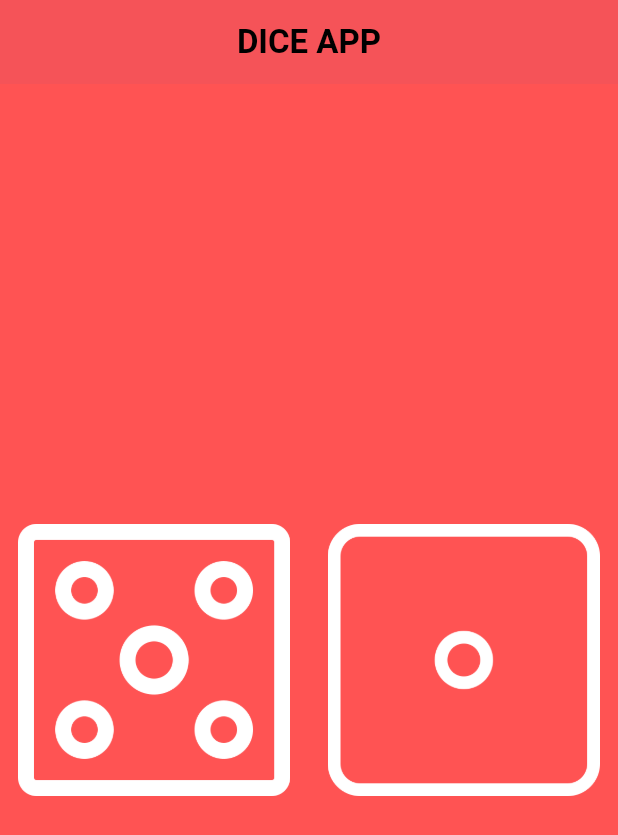
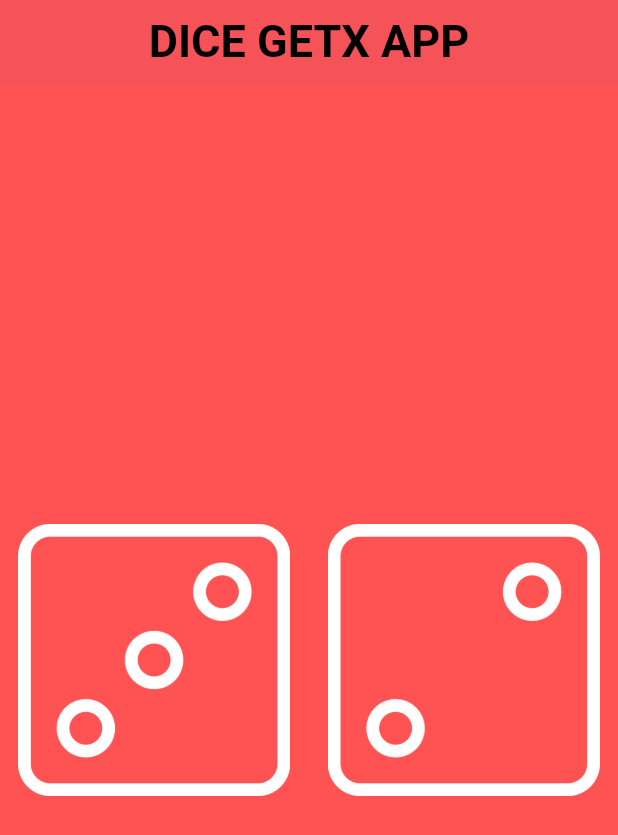
Before and after one commit to Nadyr86/dice-app, a Flutter app: the screen it shows after launch, on a phone screen of 412 x 824 dp. Shown: the top 835 px of the screen. Run offline on Flutter 3.47's test engine with Material 3 defaults, Android fonts, the phone set to English and light mode, and no system bars; our stand-ins replace get.

Commit message:
refactored, GetX

```diff
--- /dev/null
+++ b/lib/constants/colors/app_colors.dart
@@ -0,0 +1,8 @@
+import 'package:flutter/material.dart';
+
+class AppColors {
+  static const Color yellow = Color(0xffFF5353);
+  static const Color goldDark = Color(0xff352b0a);
+  static const Color white = Color(0xffffffff);
+  static const Color black = Color(0xff000000);
+}
--- /dev/null
+++ b/lib/constants/text_styles/app_text_styles.dart
@@ -0,0 +1,10 @@
+import 'package:dice_app/constants/colors/app_colors.dart';
+import 'package:flutter/material.dart';
+
+class AppTextStyles {
+  static const TextStyle appBarrTitle = TextStyle(
+    color: AppColors.black,
+    fontSize: 30.0,
+    fontWeight: FontWeight.bold,
+  );
+}
--- /dev/null
+++ b/lib/data/getx_data/controllers/dice_controllers.dart
@@ -0,0 +1,15 @@
+import 'dart:developer' as dev;
+
+import 'package:dice_app/data/repo/math_repo.dart';
+import 'package:get/get.dart';
+
+class DiceController extends GetxController {
+  RxInt leftNumber = 2.obs;
+  RxInt rightNumber = 3.obs;
+  RxInt count = 5.obs;
+
+  void getRandomNumber() {
+    leftNumber.value = MathRepo.getRandomNumber();
+    rightNumber.value = MathRepo.getRandomNumber();
+  }
+}
--- /dev/null
+++ b/lib/data/repo/math_repo.dart
@@ -0,0 +1,7 @@
+import 'package:dice_app/data/services/math_service.dart';
+
+class MathRepo {
+  static int getRandomNumber() {
+    return MathService.getRandomNumber();
+  }
+}
--- a/lib/home_page.dart
+++ /dev/null
@@ -1,73 +0,0 @@
-import 'dart:math';
-
-import 'package:flutter/material.dart';
-
-class HomePage extends StatefulWidget {
-  const HomePage({Key? key}) : super(key: key);
-
-  @override
-  _HomePageState createState() => _HomePageState();
-}
-
-class _HomePageState extends State<HomePage> {
-
-  int solNomer = 1;
-  int onNomer = 5;
-  Random random = Random();
-
-  void ozgort() {
-    setState(() {});
-    solNomer = random.nextInt(6) + 1;
-    onNomer = random.nextInt(6) + 1;
-  }
-
-  @override
-  Widget build(BuildContext context) {
-    return Scaffold(
-      backgroundColor: const Color(0xffFF5353),
-      appBar: AppBar(
-        backgroundColor: const Color(0xffFF5353),
-        title: Text(
-          'Dice app'.toUpperCase(),
-          style: const TextStyle(
-            color: Colors.black,
-            fontWeight: FontWeight.bold,
-          ),
-        ),
-        centerTitle: true,
-        elevation: 2,
-      ),
-      body: Center(
-        child: Padding(
-          padding: const EdgeInsets.symmetric(horizontal: 12.0),
-          child: Row(
-            children: [
-              Expanded(
-                child: InkWell(
-                  onTap: ozgort,
-                  child: Image.asset(
-                    'assets/images/dice_$onNomer.png',
-                    color: Colors.white,
-                  ),
-                ),
-              ),
-              const SizedBox(
-                width: 25,
-              ),
-              Expanded(
-                  child: InkWell(
-                onTap: () {
-                  ozgort();
-                },
-                child: Image.asset(
-                  'assets/images/dice_$solNomer.png',
-                  color: Colors.white,
-                ),
-              ))
-            ],
-          ),
-        ),
-      ),
-    );
-  }
-}
--- a/lib/main.dart
+++ b/lib/main.dart
@@ -1,5 +1,6 @@
-import 'package:dice_app/home_page.dart';
+import 'package:dice_app/pages/dice_getx_page.dart';
 import 'package:flutter/material.dart';
+import 'package:get/get.dart';
 
 void main() {
   runApp(const MyApp());
@@ -11,10 +12,9 @@ class MyApp extends StatelessWidget {
   // This widget is the root of your application.
   @override
   Widget build(BuildContext context) {
-    return const MaterialApp(
-       debugShowCheckedModeBanner: false,
-
-      home: const HomePage(),
+    return  GetMaterialApp(
+      debugShowCheckedModeBanner: false,
+      home: DiceGetxPage(),
     );
   }
 }
--- /dev/null
+++ b/lib/pages/dice_getx_page.dart
@@ -0,0 +1,35 @@
+import 'package:dice_app/constants/colors/app_colors.dart';
+import 'package:dice_app/constants/text_styles/app_text_styles.dart';
+import 'package:dice_app/data/getx_data/controllers/dice_controllers.dart';
+import 'package:dice_app/widgets/dice_page_content.dart';
+import 'package:flutter/material.dart';
+import 'package:get/get.dart';
+
+class DiceGetxPage extends StatelessWidget {
+  DiceGetxPage({Key? key}) : super(key: key);
+
+  final DiceController _diceController = Get.put(DiceController());
+
+  @override
+  Widget build(BuildContext context) {
+    return Scaffold(
+      backgroundColor: AppColors.yellow,
+      appBar: AppBar(
+        backgroundColor: AppColors.yellow,
+        title: Text(
+          'Dice GetX app'.toUpperCase(),
+          style: AppTextStyles.appBarrTitle,
+        ),
+        centerTitle: true,
+        elevation: 2,
+      ),
+      body: Obx(() {
+        return DicePageContent(
+          onTap: () => _diceController.getRandomNumber(),
+          leftNumber: _diceController.leftNumber.value,
+          rightNumber: _diceController.rightNumber.value,
+        );
+      }),
+    );
+  }
+}
--- /dev/null
+++ b/lib/widgets/dice_page_content.dart
@@ -0,0 +1,42 @@
+import 'package:dice_app/constants/colors/app_colors.dart';
+import 'package:dice_app/widgets/dice_widgets.dart';
+import 'package:flutter/material.dart';
+
+class DicePageContent extends StatefulWidget {
+  final GestureTapCallback onTap;
+  final int leftNumber;
+  final int rightNumber;
+  const DicePageContent(
+      {required this.onTap, required this.leftNumber, required this.rightNumber, Key? key})
+      : super(key: key);
+
+  @override
+  _DicePageContentState createState() => _DicePageContentState();
+}
+
+class _DicePageContentState extends State<DicePageContent> {
+  @override
+  Widget build(BuildContext context) {
+    return Center(
+      child: Padding(
+        padding: const EdgeInsets.symmetric(horizontal: 12.0),
+        child: InkWell(
+          borderRadius: BorderRadius.circular(25),
+          splashColor: AppColors.goldDark,
+          onTap: widget.onTap,
+          child: Row(
+            children: [
+              DiceWidget(
+                diceNumber: widget.rightNumber,
+              ),
+              SizedBox(
+                width: 25,
+              ),
+              DiceWidget(diceNumber: widget.leftNumber)
+            ],
+          ),
+        ),
+      ),
+    );
+  }
+}
--- /dev/null
+++ b/lib/widgets/dice_widgets.dart
@@ -0,0 +1,17 @@
+import 'package:dice_app/constants/colors/app_colors.dart';
+import 'package:flutter/material.dart';
+
+class DiceWidget extends StatelessWidget {
+  final int diceNumber;
+  const DiceWidget({required this.diceNumber, Key? key}) : super(key: key);
+
+  @override
+  Widget build(BuildContext context) {
+    return Expanded(
+      child: Image.asset(
+        'assets/images/dice_${diceNumber.toString()}.png',
+        color: AppColors.white,
+      ),
+    );
+  }
+}
--- a/pubspec.yaml
+++ b/pubspec.yaml
@@ -35,6 +35,12 @@ dependencies:
   # The following adds the Cupertino Icons font to your application.
   # Use with the CupertinoIcons class for iOS style icons.
   cupertino_icons: ^1.0.2
+
+  # fonts
+  google_fonts: ^6.2.0
+
+  #getX
+  get: ^4.6.6
 
 dev_dependencies:
   flutter_test:
```
Also changed, not shown: lib/data/services/math_service.dart (added, +7 -0 lines), lib/pages/dice_page.dart (added, +51 -0 lines), pubspec.lock, 1 other file.
